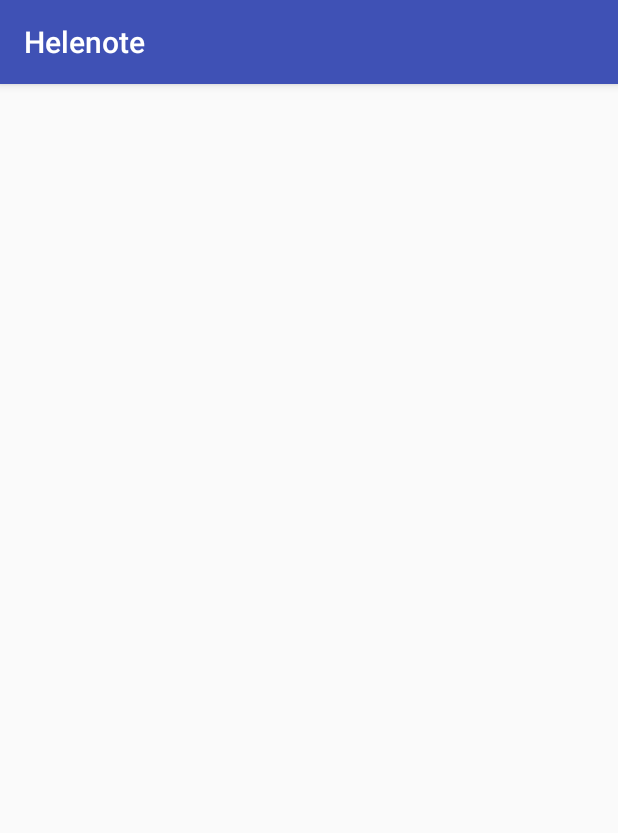
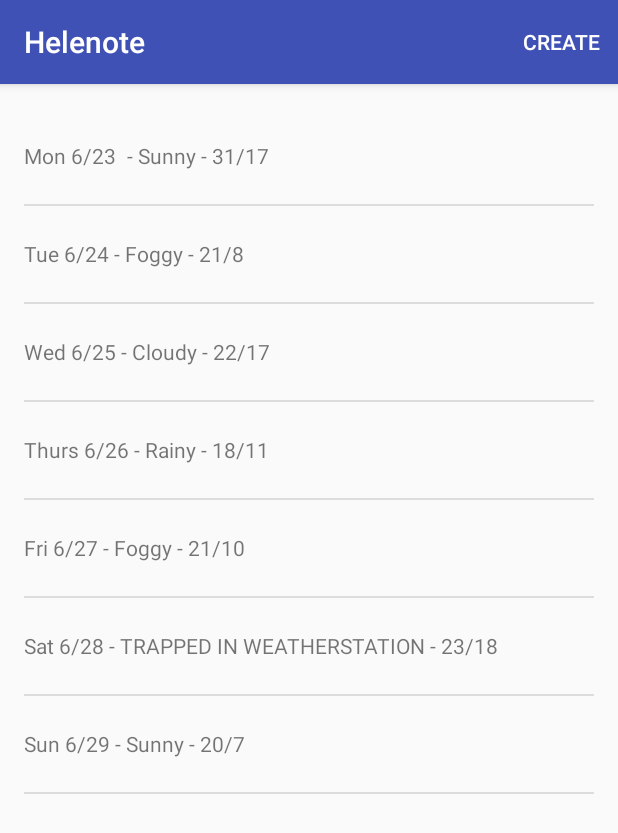
Before and after one commit to spacegoing/Helenote, an Android app: the screen it shows after launch (MainActivity), on a phone screen of 412 x 824 dp. Shown: the top 833 px of the screen. Run offline under Robolectric (Android 15) with nearby library versions, the phone set to English and light mode, and no system bars.

Commit message:
Added Menu

```diff
--- a/Helenote/app/src/main/java/com/example/spacegoing/helenote/NoteListFragment.java
+++ b/Helenote/app/src/main/java/com/example/spacegoing/helenote/NoteListFragment.java
@@ -4,8 +4,17 @@ package com.example.spacegoing.helenote;
 import android.os.Bundle;
 import android.support.v4.app.Fragment;
 import android.view.LayoutInflater;
+import android.view.Menu;
+import android.view.MenuInflater;
+import android.view.MenuItem;
 import android.view.View;
 import android.view.ViewGroup;
+import android.widget.ArrayAdapter;
+import android.widget.ListView;
+
+import java.util.ArrayList;
+import java.util.Arrays;
+import java.util.List;
 
 
 /**
@@ -18,12 +27,51 @@ public class NoteListFragment extends Fragment {
         // Required empty public constructor
     }
 
+    @Override
+    public void onCreate(Bundle savedInstanceState) {
+        super.onCreate(savedInstanceState);
+        setHasOptionsMenu(true);
+    }
 
     @Override
     public View onCreateView(LayoutInflater inflater, ViewGroup container,
                              Bundle savedInstanceState) {
+        ArrayAdapter<String> mForecastAdapter;
+
+        // Create some dummy data for the ListView.  Here's a sample weekly forecast
+        String[] data = {
+                "Mon 6/23 - Sunny - 31/17",
+                "Tue 6/24 - Foggy - 21/8",
+                "Wed 6/25 - Cloudy - 22/17",
+                "Thurs 6/26 - Rainy - 18/11",
+                "Fri 6/27 - Foggy - 21/10",
+                "Sat 6/28 - TRAPPED IN WEATHERSTATION - 23/18",
+                "Sun 6/29 - Sunny - 20/7"
+        };
+        List<String> weekForecast = new ArrayList<>(Arrays.asList(data));
+
+        mForecastAdapter = new ArrayAdapter<String>(getActivity(),
+                R.layout.note_item,
+                R.id.note_item_textview,
+                weekForecast);
+
         // Inflate the layout for this fragment
-        return inflater.inflate(R.layout.fragment_note_list, container, false);
+        View rootView = inflater.inflate(R.layout.fragment_note_list, container, false);
+
+        ListView listView = (ListView) rootView.findViewById(R.id.notes_listView);
+        listView.setAdapter(mForecastAdapter);
+
+        return rootView;
     }
 
+    @Override
+    public void onCreateOptionsMenu(Menu menu, MenuInflater inflater) {
+        super.onCreateOptionsMenu(menu, inflater);
+        inflater.inflate(R.menu.main_menu,menu);
+    }
+
+    @Override
+    public boolean onOptionsItemSelected(MenuItem item) {
+        return super.onOptionsItemSelected(item);
+    }
 }
--- a/Helenote/app/src/main/res/layout/fragment_note_list.xml
+++ b/Helenote/app/src/main/res/layout/fragment_note_list.xml
@@ -8,7 +8,7 @@
     <ListView
         android:layout_width="match_parent"
         android:layout_height="match_parent"
-        android:id="@+id/listView"
+        android:id="@+id/notes_listView"
         android:layout_gravity="left|center_vertical" />
 
 </FrameLayout>
--- a/Helenote/app/src/main/res/layout/note_item.xml
+++ b/Helenote/app/src/main/res/layout/note_item.xml
@@ -2,6 +2,8 @@
 <TextView xmlns:android="http://schemas.android.com/apk/res/android"
     android:layout_width="match_parent"
     android:layout_height="wrap_content"
+    android:minHeight="?android:attr/listPreferredItemHeight"
+    android:gravity="center_vertical"
     android:id="@+id/note_item_textview">
 
 </TextView>
--- /dev/null
+++ b/Helenote/app/src/main/res/menu/main_menu.xml
@@ -0,0 +1,7 @@
+<?xml version="1.0" encoding="utf-8"?>
+<menu xmlns:android="http://schemas.android.com/apk/res/android"
+    xmlns:app="http://schemas.android.com/apk/res-auto">
+    <item android:id="@+id/action_refresh"
+        android:title="@string/create_note"
+        app:showAsAction="always" />
+</menu>
--- a/Helenote/app/src/main/res/values/strings.xml
+++ b/Helenote/app/src/main/res/values/strings.xml
@@ -3,4 +3,5 @@
 
     <!-- TODO: Remove or change this placeholder text -->
     <string name="hello_blank_fragment">Hello blank fragment</string>
+    <string name="create_note">create</string>
 </resources>
```
